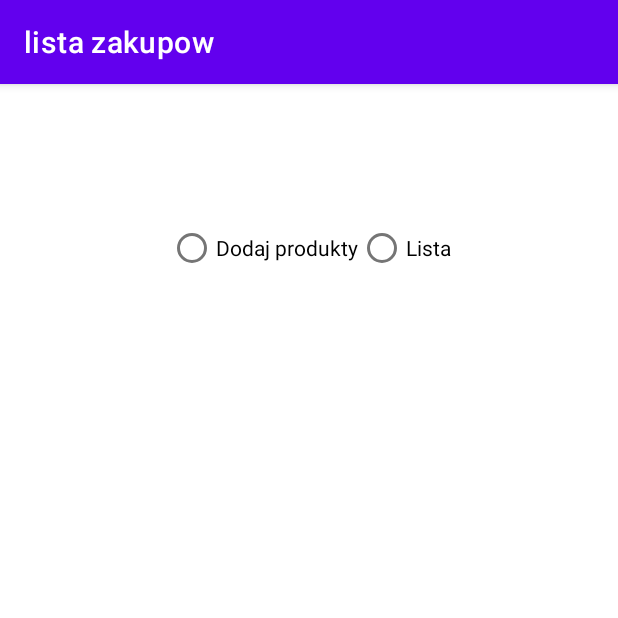
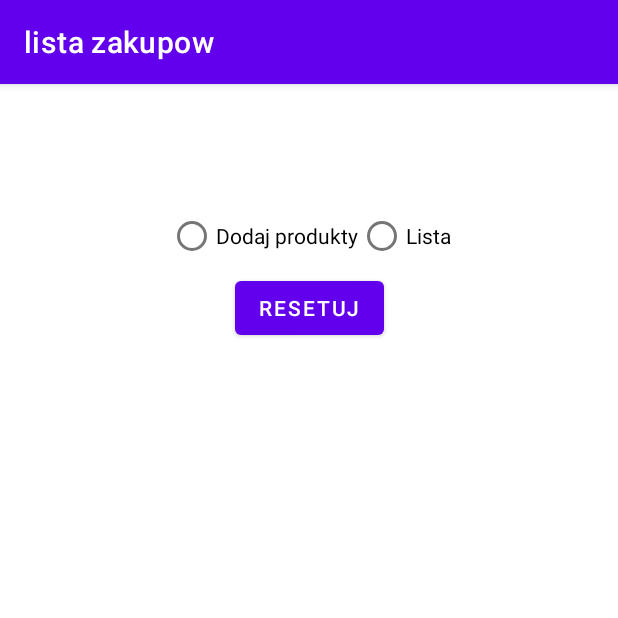
Before and after one commit to TheMajkel01/lista_zakupow, an Android app: the screen it shows after launch (MainActivity), on a phone screen of 412 x 824 dp, the top half of it. Run offline under Robolectric (Android 15) with nearby library versions, the phone set to English and light mode, and no system bars.

Commit message:
Base code of the inputs and chip outputs done

```diff
--- a/app/src/main/java/com/example/listazakupow/MainActivity.kt
+++ b/app/src/main/java/com/example/listazakupow/MainActivity.kt
@@ -3,14 +3,32 @@ package com.example.listazakupow
 import androidx.appcompat.app.AppCompatActivity
 import android.os.Bundle
 import android.view.View
+import android.widget.Button
 import android.widget.LinearLayout
-import android.widget.RadioButton
 import android.widget.RadioGroup
+import android.widget.TextView
+import androidx.core.view.children
+import com.google.android.material.chip.ChipGroup
+import androidx.core.content.ContextCompat
+import com.google.android.material.chip.Chip
+
 
 class MainActivity : AppCompatActivity() {
     override fun onCreate(savedInstanceState: Bundle?) {
         super.onCreate(savedInstanceState)
         setContentView(R.layout.activity_main)
+
+        fun createCheckboxChip(text: String, chipGroup: ChipGroup) {
+            if (text.isBlank()) {
+                throw IllegalArgumentException("Text cannot be blank")
+            }
+            val chip = Chip(chipGroup.context)
+            chip.text = text
+            chip.isCheckable = true
+            chip.isChecked = false
+            chip.setTextAppearanceResource(R.style.ChipTextAppearance)
+            chipGroup.addView(chip)
+        }
 
         var addProduct = findViewById<LinearLayout>(R.id.add)
         var productList = findViewById<LinearLayout>(R.id.list)
@@ -32,5 +50,39 @@ class MainActivity : AppCompatActivity() {
                 }
             }
         }
+
+        var chipGroup1 = findViewById<ChipGroup>(R.id.chipGroup1)
+        var chipGroup2 = findViewById<ChipGroup>(R.id.chipGroup2)
+        var chipGroup3= findViewById<ChipGroup>(R.id.chipGroup3)
+
+        chipGroup1.setBackgroundColor(ContextCompat.getColor(this, R.color.type1))
+        chipGroup2.setBackgroundColor(ContextCompat.getColor(this, R.color.type2))
+        chipGroup3.setBackgroundColor(ContextCompat.getColor(this, R.color.type3))
+
+        findViewById<Button>(R.id.reset).setOnClickListener {
+            chipGroup1.removeAllViews()
+            chipGroup2.removeAllViews()
+            chipGroup3.removeAllViews()
+        }
+
+        var button1 = findViewById<Button>(R.id.addButton1)
+        var button2 = findViewById<Button>(R.id.addButton2)
+        var button3 = findViewById<Button>(R.id.addButton3)
+
+        var input1 = findViewById<TextView>(R.id.input1)
+        var input2 = findViewById<TextView>(R.id.input2)
+        var input3 = findViewById<TextView>(R.id.input3)
+
+        button1.setOnClickListener {
+            createCheckboxChip(input1.text.toString(),chipGroup1)
+        }
+
+        button2.setOnClickListener {
+            createCheckboxChip(input2.text.toString(),chipGroup2)
+        }
+
+        button3.setOnClickListener {
+            createCheckboxChip(input3.text.toString(),chipGroup3)
+        }
     }
 }
--- a/app/src/main/res/layout/activity_main.xml
+++ b/app/src/main/res/layout/activity_main.xml
@@ -6,11 +6,20 @@
     android:layout_height="match_parent"
     tools:context=".MainActivity">
 
+    <Button
+        android:id="@+id/reset"
+        android:layout_width="wrap_content"
+        android:layout_height="wrap_content"
+        android:text="resetuj"
+        app:layout_constraintEnd_toEndOf="parent"
+        app:layout_constraintStart_toStartOf="parent"
+        app:layout_constraintTop_toBottomOf="@+id/choiceGroup" />
+
     <RadioGroup
         android:id="@+id/choiceGroup"
         android:layout_width="wrap_content"
         android:layout_height="wrap_content"
-        android:layout_marginBottom="550dp"
+        android:layout_marginBottom="565dp"
         android:orientation="horizontal"
         app:layout_constraintBottom_toBottomOf="parent"
         app:layout_constraintEnd_toEndOf="parent"
--- a/app/src/main/res/layout/add_item.xml
+++ b/app/src/main/res/layout/add_item.xml
@@ -9,7 +9,7 @@
         android:id="@+id/add"
         android:layout_width="match_parent"
         android:layout_height="match_parent"
-        android:layout_marginTop="115dp"
+        android:layout_marginTop="140dp"
         android:orientation="vertical"
         app:layout_constraintBottom_toBottomOf="parent"
         app:layout_constraintEnd_toEndOf="parent"
@@ -27,7 +27,7 @@
 
 
         <EditText
-            android:id="@+id/checkBox1"
+            android:id="@+id/input1"
             android:layout_width="wrap_content"
             android:layout_height="wrap_content"
             android:layout_marginStart="16dp"
@@ -35,26 +35,18 @@
             android:textColor="#E91E63"
             android:textColorHint="#80E91E63" />
 
-        <EditText
-            android:id="@+id/checkBox2"
+        <Button
+            android:id="@+id/addButton1"
             android:layout_width="wrap_content"
             android:layout_height="wrap_content"
             android:layout_marginStart="16dp"
-            android:hint="Wędliny"
-            android:textColor="#E91E63"
-            android:textColorHint="#80E91E63" />
+            android:layout_marginTop="16dp"
+            android:text="Dodaj"
+            android:textColor="#4CAF50"
+            android:textColorHint="#4CAF50" />
 
         <EditText
-            android:id="@+id/checkBox3"
-            android:layout_width="wrap_content"
-            android:layout_height="wrap_content"
-            android:layout_marginStart="16dp"
-            android:hint="Wędliny"
-            android:textColor="#E91E63"
-            android:textColorHint="#80E91E63" />
-
-        <EditText
-            android:id="@+id/checkBox4"
+            android:id="@+id/input2"
             android:layout_width="wrap_content"
             android:layout_height="wrap_content"
             android:layout_marginStart="16dp"
@@ -62,35 +54,18 @@
             android:textColor="#FFC107"
             android:textColorHint="#80FFC107" />
 
-        <EditText
-            android:id="@+id/checkBox5"
+        <Button
+            android:id="@+id/addButton2"
             android:layout_width="wrap_content"
             android:layout_height="wrap_content"
             android:layout_marginStart="16dp"
-            android:hint="Pieczywo"
-            android:textColor="#FFC107"
-            android:textColorHint="#80FFC107" />
+            android:layout_marginTop="16dp"
+            android:text="Dodaj"
+            android:textColor="#4CAF50"
+            android:textColorHint="#4CAF50" />
 
         <EditText
-            android:id="@+id/checkBox6"
-            android:layout_width="wrap_content"
-            android:layout_height="wrap_content"
-            android:layout_marginStart="16dp"
-            android:hint="Pieczywo"
-            android:textColor="#FFC107"
-            android:textColorHint="#80FFC107" />
-
-        <EditText
-            android:id="@+id/checkBox7"
-            android:layout_width="wrap_content"
-            android:layout_height="wrap_content"
-            android:layout_marginStart="16dp"
-            android:hint="Warzywa"
-            android:textColor="#FFC107"
-            android:textColorHint="#804CAF50" />
-
-        <EditText
-            android:id="@+id/checkBox8"
+            android:id="@+id/input3"
             android:layout_width="wrap_content"
             android:layout_height="wrap_content"
             android:layout_marginStart="16dp"
@@ -98,17 +73,9 @@
             android:textColor="#4CAF50"
             android:textColorHint="#804CAF50" />
 
-        <EditText
-            android:id="@+id/checkBox9"
-            android:layout_width="wrap_content"
-            android:layout_height="wrap_content"
-            android:layout_marginStart="16dp"
-            android:hint="Warzywa"
-            android:textColor="#4CAF50"
-            android:textColorHint="#804CAF50" />
 
         <Button
-            android:id="@+id/addButton"
+            android:id="@+id/addButton3"
             android:layout_width="wrap_content"
             android:layout_height="wrap_content"
             android:layout_marginStart="16dp"
--- a/app/src/main/res/layout/check_item.xml
+++ b/app/src/main/res/layout/check_item.xml
@@ -8,7 +8,7 @@
         android:id="@+id/list"
         android:layout_width="match_parent"
         android:layout_height="match_parent"
-        android:layout_marginTop="115dp"
+        android:layout_marginTop="140dp"
         android:orientation="vertical"
         app:layout_constraintBottom_toBottomOf="parent"
         app:layout_constraintEnd_toEndOf="parent"
@@ -20,14 +20,32 @@
             android:layout_width="wrap_content"
             android:layout_height="wrap_content"
             android:layout_margin="16dp"
-            android:text="Wybrane produkty:"
-            android:textSize="18sp" />
+            android:text="Lista zakupów:"
+            android:textSize="20sp" />
 
         <com.google.android.material.chip.ChipGroup
-            android:id="@+id/chipGroup"
-            android:layout_width="match_parent"
+            android:id="@+id/chipGroup1"
+            android:layout_width="wrap_content"
             android:layout_height="wrap_content"
-            android:layout_margin="16dp" />
+            android:layout_margin="16dp">
+
+        </com.google.android.material.chip.ChipGroup>
+
+        <com.google.android.material.chip.ChipGroup
+            android:id="@+id/chipGroup2"
+            android:layout_width="wrap_content"
+            android:layout_height="wrap_content"
+            android:layout_margin="16dp">
+
+        </com.google.android.material.chip.ChipGroup>
+
+        <com.google.android.material.chip.ChipGroup
+            android:id="@+id/chipGroup3"
+            android:layout_width="wrap_content"
+            android:layout_height="wrap_content"
+            android:layout_margin="16dp">
+
+        </com.google.android.material.chip.ChipGroup>
 
     </LinearLayout>
 
--- a/app/src/main/res/values/colors.xml
+++ b/app/src/main/res/values/colors.xml
@@ -7,4 +7,8 @@
     <color name="teal_700">#FF018786</color>
     <color name="black">#FF000000</color>
     <color name="white">#FFFFFFFF</color>
+    <color name="type1">#E91E63</color>
+    <color name="type2">#FFC107</color>
+    <color name="type3">#4CAF50</color>
+
 </resources>
--- /dev/null
+++ b/app/src/main/res/values/styles.xml
@@ -0,0 +1,6 @@
+<?xml version="1.0" encoding="utf-8"?>
+<resources>
+    <style name="ChipTextAppearance" parent="@style/TextAppearance.MaterialComponents.Body2">
+        <item name="android:textColor">@color/black</item>
+    </style>
+</resources>
```
